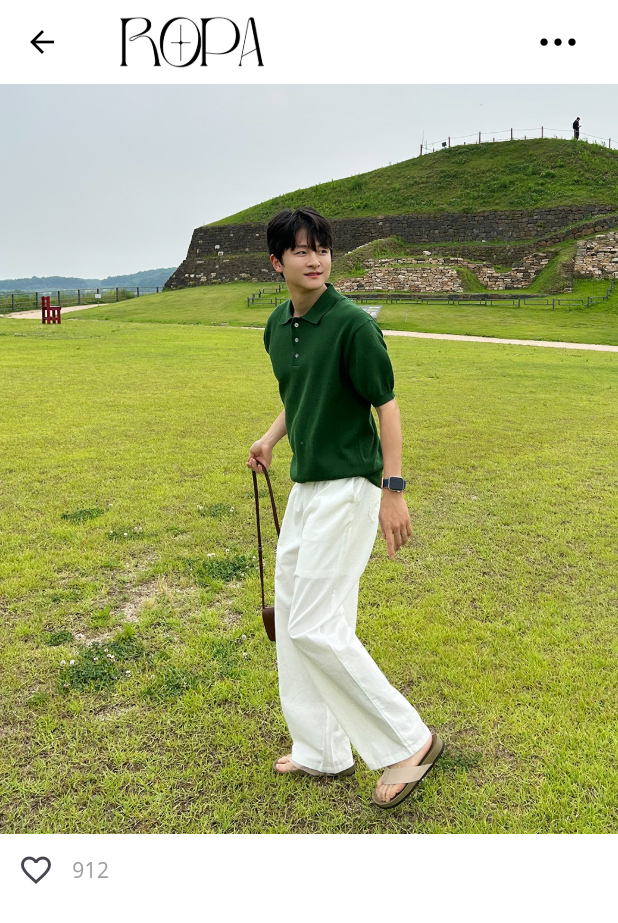
After one commit to chugue/ropa-flutter-project, a Flutter app: the CodiPage screen opened directly with sample values from the repository, after a tap on the "favorite outline" icon, on a phone screen of 412 x 824 dp. The commit adds this screen. Shown: the top 923 px of the screen. Run offline on Flutter 3.47's test engine with Material 3 defaults, Android fonts, the phone set to English and light mode, and no system bars; our stand-ins replace google_fonts.

Commit message:
codi page 생성

```diff
--- /dev/null
+++ b/lib/components/main_app_bar.dart
@@ -0,0 +1,47 @@
+import 'package:final_project_team02/holder/main_holder.dart';
+import 'package:flutter/cupertino.dart';
+import 'package:flutter/material.dart';
+
+class MainAppBar extends StatelessWidget {
+  const MainAppBar({
+    super.key,
+  });
+
+  @override
+  Widget build(BuildContext context) {
+    return SliverAppBar(
+      pinned: true,
+      title: Row(
+        children: [
+          GestureDetector(
+            onTap: () {
+              print("로고 클릭 됨");
+              Navigator.pushReplacement(
+                context,
+                MaterialPageRoute(
+                  builder: (context) => MainHolder(),
+                ),
+              );
+            },
+            child: SizedBox(
+              child: Image.asset(
+                "assets/images/ropa_logo.png",
+                width: 120,
+              ),
+            ),
+          ),
+        ],
+      ),
+      actions: [
+        IconButton(
+          onPressed: () {},
+          icon: Icon(
+            CupertinoIcons.ellipsis,
+            size: 30,
+          ),
+        ),
+        SizedBox(width: 16),
+      ],
+    );
+  }
+}
--- /dev/null
+++ b/lib/holder/codi/codi_page.dart
@@ -0,0 +1,63 @@
+import 'package:final_project_team02/models/codi.dart';
+import 'package:final_project_team02/models/popular_outfit.dart';
+import 'package:flutter/material.dart';
+
+import '../../components/main_app_bar.dart';
+
+class CodiPage extends StatelessWidget {
+  const CodiPage({super.key, required this.ootd});
+
+  final Ootd ootd;
+
+  @override
+  Widget build(BuildContext context) {
+    return Scaffold(
+      body: CustomScrollView(
+        slivers: [
+          MainAppBar(),
+          SliverToBoxAdapter(
+            child: SizedBox(
+              height: 500,
+              child: PageView.builder(
+                scrollDirection: Axis.horizontal,
+                itemBuilder: (context, CodiIndex) {
+                  return SizedBox(
+                    width: MediaQuery.of(context).size.width,
+                    child: PageView.builder(
+                      itemCount: codiList[CodiIndex].mainImg.length,
+                      itemBuilder: (context, imgIndex) {
+                        // 각 코디의 이미지 리스트에 대한 페이지 뷰 빌드
+                        return Image.asset(
+                          codiList[CodiIndex].mainImg[imgIndex],
+                          fit: BoxFit.cover,
+                        );
+                      },
+                    ),
+                  );
+                },
+              ),
+            ),
+          ),
+          SliverToBoxAdapter(
+            child: SizedBox(
+              width: 150,
+              child: Row(
+                mainAxisAlignment: MainAxisAlignment.start,
+                children: <Widget>[
+                  IconButton(
+                      onPressed: () {
+                        // TODO : 좋아요 기능넣기
+                      },
+                      icon: ootd.meLike == true /* 아이콘 인데, true면 ? false면 : */
+                          ? Icon(Icons.favorite, color: Colors.red)
+                          : Icon(Icons.favorite_outline)),
+                  Text("${ootd.like}"),
+                ],
+              ),
+            ),
+          ),
+        ],
+      ),
+    );
+  }
+}
--- a/pubspec.yaml
+++ b/pubspec.yaml
@@ -69,6 +69,7 @@ flutter:
     - assets/images/slide_ad/
     - assets/images/creator/
     - assets/images/ootd/
+    - assets/images/codi/
 
   # An image asset can refer to one or more resolution-specific "variants", see
   # https://flutter.dev/assets-and-images/#resolution-aware
```
Also changed, not shown: lib/holder/main_holder.dart (+21 -41 lines).
